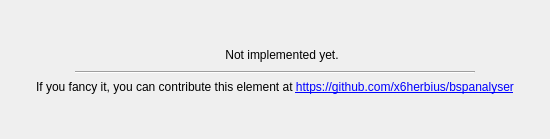
This is src/widgets/notimplementedplaceholderwidget.ui in noodlecollie/bspanalyser as Qt 5 draws it before an edit. The edited form follows.
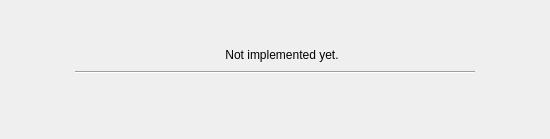
This is the edited form. Icons and pictures are not drawn.

```diff
--- a/src/widgets/notimplementedplaceholderwidget.ui
+++ b/src/widgets/notimplementedplaceholderwidget.ui
@@ -121,7 +121,7 @@
    <item>
     <widget class="QLabel" name="description">
      <property name="text">
-      <string>&lt;html&gt;&lt;head/&gt;&lt;body&gt;&lt;p&gt;If you fancy it, you can contribute this element at &lt;a href=&quot;https://github.com/x6herbius/bspanalyser&quot;&gt;&lt;span style=&quot; text-decoration: underline; color:#0000ff;&quot;&gt;https://github.com/x6herbius/bspanalyser&lt;/span&gt;&lt;/a&gt;&lt;/p&gt;&lt;/body&gt;&lt;/html&gt;</string>
+      <string/>
      </property>
      <property name="alignment">
       <set>Qt::AlignCenter</set>
```
